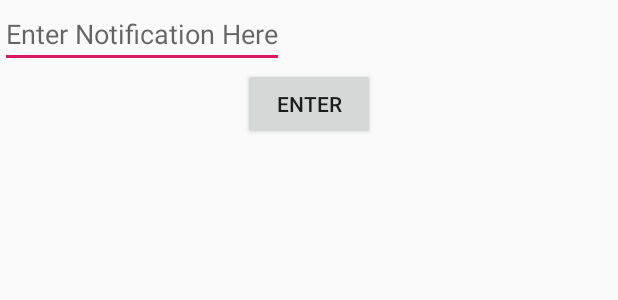
After one commit to ntrllog/Notification-Reminder, an Android app: the layout dialog_create_notification.xml on its own in the app's theme, with its tools: preview values and no code run, on a phone screen of 412 x 824 dp. The commit adds this screen. Shown: the top 300 px of the screen. Run offline under Robolectric (Android 15) with nearby library versions, the phone set to English and light mode, and no system bars.

Commit message:
custom dialog popup

```diff
--- a/app/src/main/java/com/example/notificationreminder/NotificationAdapter.java
+++ b/app/src/main/java/com/example/notificationreminder/NotificationAdapter.java
@@ -24,9 +24,6 @@ public class NotificationAdapter extends ArrayAdapter<Notification> {
 
         Notification currentNotification = getItem(position);
 
-        TextView title = listItemView.findViewById (R.id.title);
-        title.setText(currentNotification.getTitle());
-
         TextView content = listItemView.findViewById (R.id.content);
         content.setText(currentNotification.getContent());
 
--- /dev/null
+++ b/app/src/main/res/layout/dialog_create_notification.xml
@@ -0,0 +1,19 @@
+<LinearLayout xmlns:android="http://schemas.android.com/apk/res/android"
+    android:orientation="vertical"
+    android:layout_width="match_parent"
+    android:layout_height="wrap_content">
+
+    <EditText
+        android:id="@+id/dialog_content"
+        android:layout_width="wrap_content"
+        android:layout_height="wrap_content"
+        android:hint="Enter Notification Here" />
+
+    <Button
+        android:id="@+id/dialog_enter"
+        android:layout_width="wrap_content"
+        android:layout_height="wrap_content"
+        android:layout_gravity="center"
+        android:text="enter" />
+
+</LinearLayout>
--- a/app/src/main/res/layout/list_item.xml
+++ b/app/src/main/res/layout/list_item.xml
@@ -6,12 +6,6 @@
     android:padding="16dp">
 
     <TextView
-        android:id="@+id/title"
-        android:layout_width="match_parent"
-        android:layout_height="wrap_content"
-        android:textStyle="bold" />
-
-    <TextView
         android:id="@+id/content"
         android:layout_width="match_parent"
         android:layout_height="wrap_content" />
```
Also changed, not shown: app/src/main/java/com/example/notificationreminder/CustomDialog.java (added, +36 -0 lines), app/src/main/java/com/example/notificationreminder/MainActivity.java (+21 -6 lines), app/src/main/java/com/example/notificationreminder/Notification.java (+1 -7 lines).
